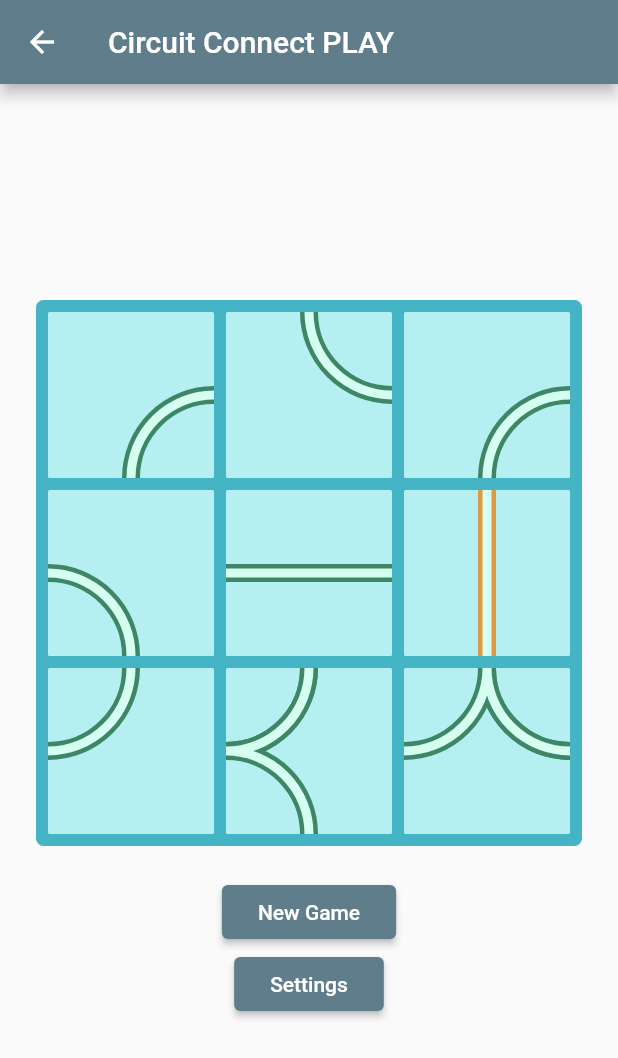
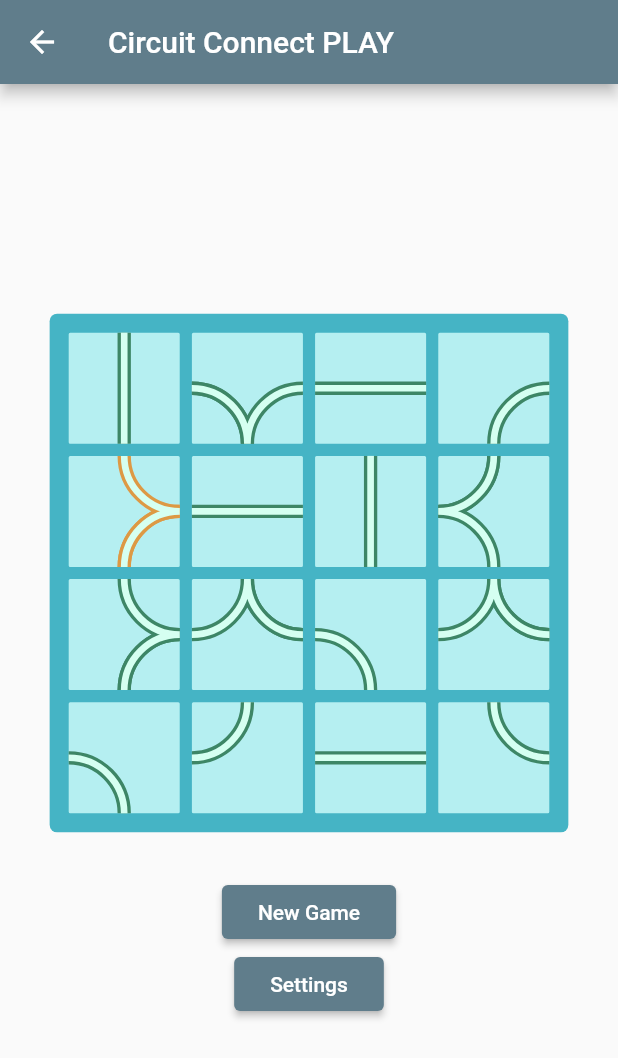
Before and after one commit to jordanpemberton/gridcircuitpuzzle, a Flutter app: the screen it shows after launch, after a tap on "-> Game", on a phone screen of 412 x 824 dp. Shown: the top 1058 px of the screen. Run offline on Flutter 3.47's test engine with Material 2 defaults, Android fonts, the light colour scheme and no system bars.

Commit message:
Making styling, sizing relative, refactoring code

```diff
--- a/lib/app_styling.dart
+++ b/lib/app_styling.dart
@@ -12,15 +12,24 @@ class AppColors {
   static const Color DIALOG_BG_CLR = Color(0xFFDDDDDD);
 }
 
-// class AppStrokeSizes {
-// make relative
-// }
+class AppStrokeSizes {
+  /// Stroke width factors
+  /// (Relative to container size.width)
+  static const double STROKE_WIDTH_OUT = 0.12;
+  static const double STROKE_WIDTH_IN = 0.06;
+}
 
 class AppPaddings {
   static const EdgeInsets PAD_HOME_PG = EdgeInsets.all(24.0);
-  // Make relative...
-  static const EdgeInsets PAD_BOARD_BORDER = EdgeInsets.all(4.0);
-  static const EdgeInsets PAD_BTWN_PIECES = EdgeInsets.all(2.0);
+  // static const EdgeInsets PAD_BOARD_BORDER = EdgeInsets.all(4.0);
+  // static const EdgeInsets PAD_BTWN_PIECES = EdgeInsets.all(2.0);
+}
+
+class AppSizeFactors {
+  /// Using FractionallySizedBox (instead of padding)
+  static const double BOARD_SIZE_FACT = 0.95;
+  static const double INNER_BOARD_SIZE_FACT = 0.95;
+  static const double PIECE_SIZE_FACT = 0.95;
 }
 
 class AppBorderRadii {
--- a/lib/board_expanded_row_item.dart
+++ b/lib/board_expanded_row_item.dart
@@ -1,6 +1,10 @@
 import 'package:flutter/material.dart';
 import 'package:gridcircuitpuzzle/app_styling.dart';
 import 'package:gridcircuitpuzzle/gamepiece.dart';
+
+import 'app_styling.dart';
+import 'app_styling.dart';
+import 'gamepiece.dart';
 
 class BoardExpandedRowItem extends StatelessWidget {
   BoardExpandedRowItem({
@@ -16,8 +20,10 @@ class BoardExpandedRowItem extends StatelessWidget {
   @override
   Widget build(BuildContext context) {
     return Expanded(
-      child: Padding(
-        padding: AppPaddings.PAD_BTWN_PIECES,
+      child: FractionallySizedBox(
+        widthFactor: AppSizeFactors.PIECE_SIZE_FACT,
+        heightFactor: AppSizeFactors.PIECE_SIZE_FACT,
+        alignment: Alignment.center,
         child: GamePiece(
           index: this.index,
           piece: this.piece,
--- a/lib/game.dart
+++ b/lib/game.dart
@@ -13,7 +13,7 @@ class GameScreen extends StatefulWidget {
 }
 
 class _GameState extends State<GameScreen> {
-  static int _boardSize = 3; // Make this edit-able
+  static int _boardSize = 4;      // <-- Make this edit-able
   static List<String> armKeys = ['top', 'right', 'bottom', 'left'];
   static Map<int, Map<String, dynamic>> _relations = _makeRelationsMap();
 
@@ -134,7 +134,7 @@ class _GameState extends State<GameScreen> {
 
     /// Set total arm count:
     // print('Total arm count: $_totalArmCount');
-    print('- $remCount');
+    // print('- $remCount');
     _totalArmCount -= remCount;
     // print('Total arm count: $_totalArmCount');
     return game;
--- a/lib/game_board.dart
+++ b/lib/game_board.dart
@@ -1,6 +1,10 @@
 import 'package:flutter/material.dart';
 import 'package:gridcircuitpuzzle/app_styling.dart';
 import 'package:gridcircuitpuzzle/board_expanded_row.dart';
+
+import 'app_styling.dart';
+import 'app_styling.dart';
+import 'app_styling.dart';
 
 class GameBoard extends StatelessWidget {
   GameBoard({
@@ -17,24 +21,34 @@ class GameBoard extends StatelessWidget {
   Widget build(BuildContext context) {
     return AspectRatio(
       aspectRatio: 1,
+      child: FractionallySizedBox(
+        widthFactor: AppSizeFactors.BOARD_SIZE_FACT,
+        heightFactor: AppSizeFactors.BOARD_SIZE_FACT,
+        alignment: Alignment.center,
         child: Container(
           width: double.infinity,
-        padding: AppPaddings.PAD_BOARD_BORDER,
           decoration: BoxDecoration(
             color: AppColors.BOARD_BG_CLR,
             borderRadius: AppBorderRadii.boardBorderRadius,
           ),
+          child: FractionallySizedBox(
+            widthFactor: AppSizeFactors.INNER_BOARD_SIZE_FACT,
+            heightFactor: AppSizeFactors.INNER_BOARD_SIZE_FACT,
             child: Column(
               children: [
                 for (int i = 0; i < this.size; i++)
                   BoardExpandedRow(
-                pieces: this.pieces.sublist((i * this.size), (i * this.size + this.size)),
+                    pieces: this
+                        .pieces
+                        .sublist((i * this.size), (i * this.size + this.size)),
                     indexRowAdjust: this.size * i,
                     onTap: this.onTap,
                   ),
               ],
             ),
           ),
+        ),
+      ),
     );
   }
 }
--- /dev/null
+++ b/lib/game_functions.dart
@@ -0,0 +1,2 @@
+import 'package:flutter/material.dart';
+import 'dart:math';
--- a/lib/gamepiece_painter.dart
+++ b/lib/gamepiece_painter.dart
@@ -1,6 +1,8 @@
 import 'package:flutter/material.dart';
 import 'package:gridcircuitpuzzle/app_styling.dart';
 import 'package:gridcircuitpuzzle/app_content.dart';
+
+import 'app_styling.dart';
 
 class GamePiecePainter extends CustomPainter {
   GamePiecePainter(
@@ -11,6 +13,7 @@ class GamePiecePainter extends CustomPainter {
 
   @override
   void paint(Canvas canvas, Size size) {
+
     final List pieceArms = [
       this.piece['top'],
       this.piece['right'],
@@ -25,19 +28,6 @@ class GamePiecePainter extends CustomPainter {
 
     final int armSum = pieceArms.fold(0, (prev, curr) => (prev + curr).toInt());
     final bool allConnected = (armsCount == armSum);
-
-    final paintOuter = Paint()
-      ..style = PaintingStyle.stroke
-      ..strokeWidth = 12.0
-      ..color =
-          allConnected ? AppColors.STROKE_CONN_CLR : AppColors.STROKE_OUT_CLR;
-
-    final paintInner = Paint()
-      ..style = PaintingStyle.stroke
-      ..strokeWidth = 6.0
-      ..color = AppColors.STROKE_IN_CLR;
-
-    final path = Path();
 
     final double r = size.width / 2;
 
@@ -54,12 +44,30 @@ class GamePiecePainter extends CustomPainter {
     final Offset leftCenter = Offset(xLeft, yCenter);
     final Offset rightCenter = Offset(xRight, yCenter);
 
+    final path = Path();
+
+    /// Paint() for outer line
+    final paintOuter = Paint()
+      ..style = PaintingStyle.stroke
+      ..strokeWidth = size.width * AppStrokeSizes.STROKE_WIDTH_OUT
+      ..color =
+          allConnected ? AppColors.STROKE_CONN_CLR : AppColors.STROKE_OUT_CLR;
+
+    /// Paint() for inner line
+    final paintInner = Paint()
+      ..style = PaintingStyle.stroke
+      ..strokeWidth = size.width * AppStrokeSizes.STROKE_WIDTH_IN
+      ..color = AppColors.STROKE_IN_CLR;
+
     void makeLineBetween(Offset a, Offset b) {
+      /// Draw a straight line between points a and b.
       canvas.drawLine(a, b, paintOuter);
       canvas.drawLine(a, b, paintInner);
     }
 
     void makeArcTo(double x2, double y2) {
+      /// Draw an arc from current position
+      /// to given coordinates.
       path.arcToPoint(
         Offset(x2, y2),
         radius: Radius.circular(r),
@@ -101,12 +109,11 @@ class GamePiecePainter extends CustomPainter {
     /// If 2 arms:
     else if (armsCount == 2) {
       /// If 2 piece are opposite each other, draw straight line between:
-      /// Vertical:
+      /// Vertical
       if (vertCount == 2) {
         makeLineBetween(topCenter, bottomCenter);
       }
-
-      /// Horizontal:
+      /// Horizontal
       else if (horzCount == 2) {
         makeLineBetween(leftCenter, rightCenter);
       }
--- /dev/null
+++ b/lib/line_painter.dart
@@ -0,0 +1,15 @@
+import 'package:flutter/material.dart';
+import 'package:gridcircuitpuzzle/app_styling.dart';
+import 'package:gridcircuitpuzzle/app_content.dart';
+import 'package:gridcircuitpuzzle/gamepiece_painter.dart';
+
+class LinePainter extends GamePiecePainter {
+  LinePainter(
+    this.piece,
+  ) : super(piece);
+
+  final Map<String, dynamic> piece;
+
+  //...?
+
+}
```
Also changed, not shown: lib/arc_painter.dart (added), lib/rounded_line_painter.dart (added), pubspec.lock. Lines whose indentation alone changed are shown as unchanged.
